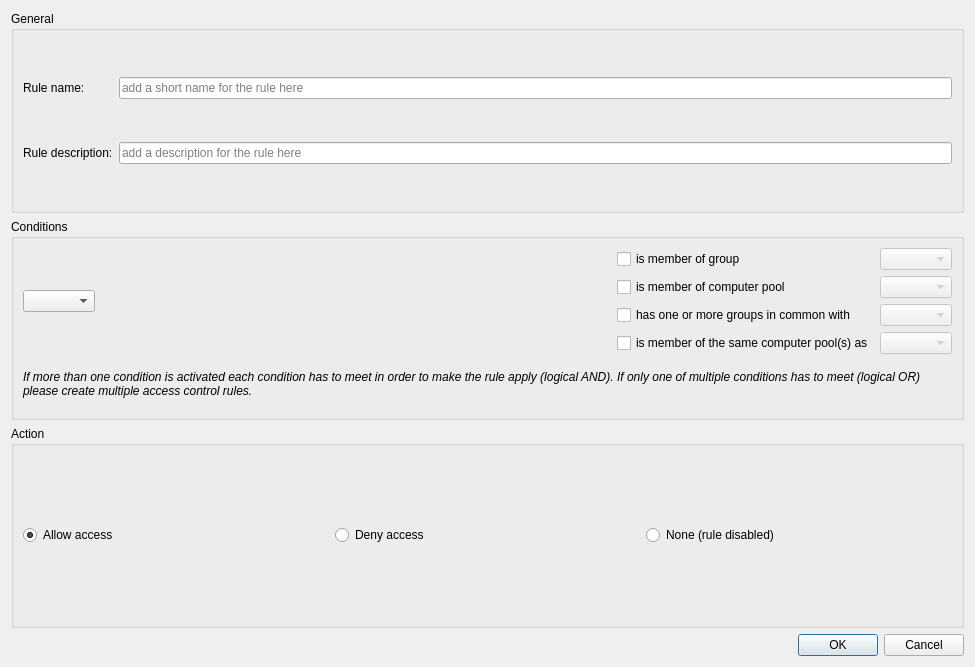
The window that imc/Forms/AccessControlRuleEditDialog.ui (veyon/veyon) describes before a commit, drawn with Qt 5.
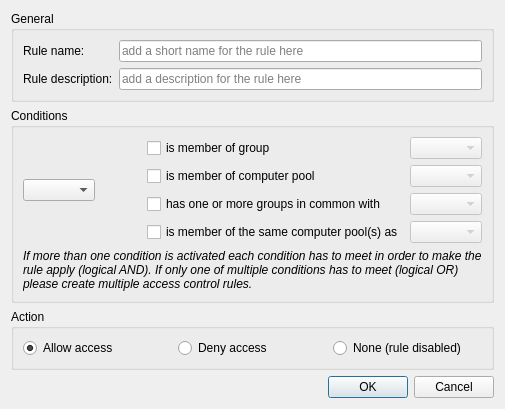
The same window after the commit.

Commit message: IMC: remove geometry settings from forms and make widgets adjust to contents

Diff of the .ui file:
```diff
--- a/imc/Forms/AccessControlRuleEditDialog.ui
+++ b/imc/Forms/AccessControlRuleEditDialog.ui
@@ -2,14 +2,6 @@
 <ui version="4.0">
  <class>AccessControlRuleEditDialog</class>
  <widget class="QDialog" name="AccessControlRuleEditDialog">
-  <property name="geometry">
-   <rect>
-    <x>0</x>
-    <y>0</y>
-    <width>975</width>
-    <height>667</height>
-   </rect>
-  </property>
   <property name="windowTitle">
    <string>Edit access control rule</string>
   </property>
@@ -58,7 +50,11 @@
      </property>
      <layout class="QGridLayout" name="gridLayout_2">
       <item row="0" column="0">
-       <widget class="QComboBox" name="entityComboBox"/>
+       <widget class="QComboBox" name="entityComboBox">
+        <property name="sizeAdjustPolicy">
+         <enum>QComboBox::AdjustToContents</enum>
+        </property>
+       </widget>
       </item>
       <item row="0" column="1">
        <spacer name="horizontalSpacer">
@@ -80,6 +76,9 @@
           <property name="enabled">
            <bool>false</bool>
           </property>
+          <property name="sizeAdjustPolicy">
+           <enum>QComboBox::AdjustToContents</enum>
+          </property>
          </widget>
         </item>
         <item row="0" column="1">
@@ -87,6 +86,9 @@
           <property name="enabled">
            <bool>false</bool>
           </property>
+          <property name="sizeAdjustPolicy">
+           <enum>QComboBox::AdjustToContents</enum>
+          </property>
          </widget>
         </item>
         <item row="3" column="1">
@@ -94,6 +96,9 @@
           <property name="enabled">
            <bool>false</bool>
           </property>
+          <property name="sizeAdjustPolicy">
+           <enum>QComboBox::AdjustToContents</enum>
+          </property>
          </widget>
         </item>
         <item row="2" column="1">
@@ -101,6 +106,9 @@
           <property name="enabled">
            <bool>false</bool>
           </property>
+          <property name="sizeAdjustPolicy">
+           <enum>QComboBox::AdjustToContents</enum>
+          </property>
          </widget>
         </item>
         <item row="3" column="0">
```
The commit also changes 4 other files.
